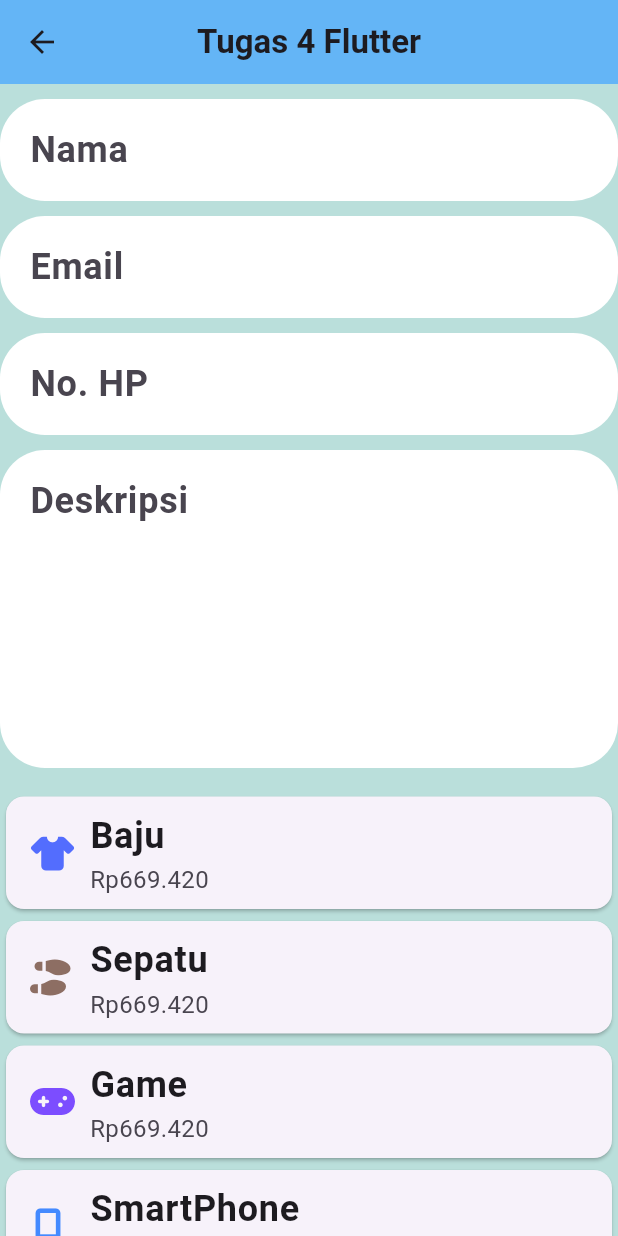
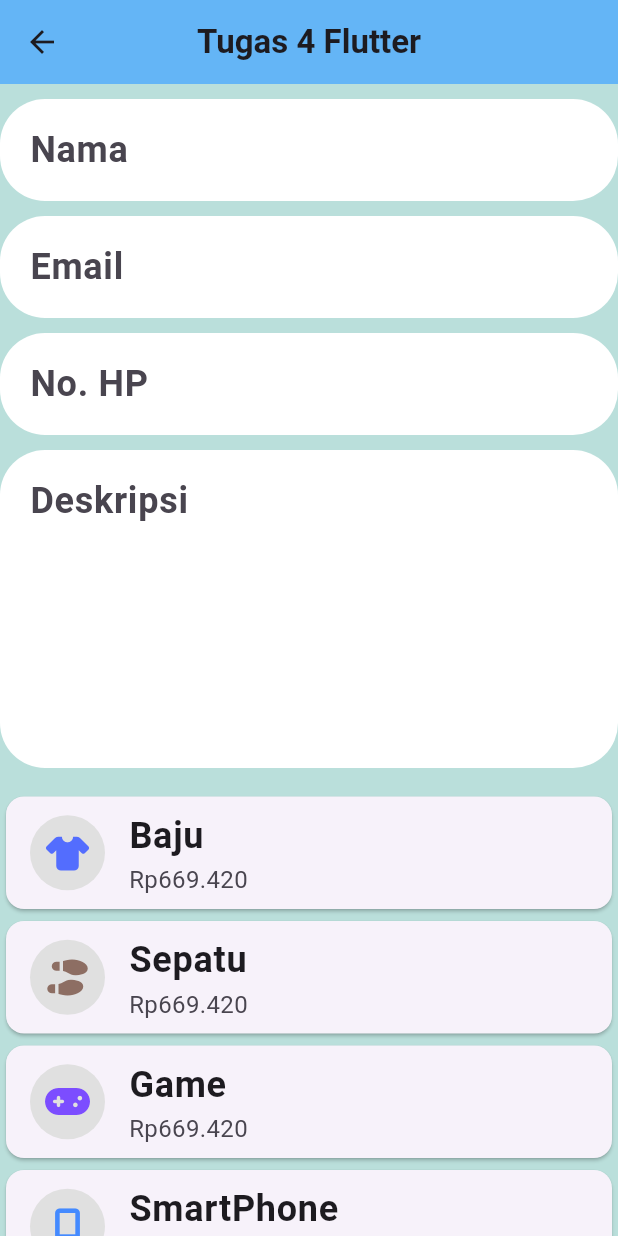
Before and after one commit to GerilValdo/flutter-ppkd-4, a Flutter app: the Tugas4 screen opened directly, on a phone screen of 412 x 824 dp. Run offline on Flutter 3.47's test engine with Material 3 defaults, Android fonts, the phone set to English and light mode, and no system bars; our stand-ins replace font_awesome_flutter; missing offline and left inert: mobkit_dashed_border.

Commit message:
style: styling list tile

```diff
--- a/lib/tugas/tugas_4.dart
+++ b/lib/tugas/tugas_4.dart
@@ -28,7 +28,7 @@ class Tugas4 extends StatelessWidget {
       Colors.blueAccent,
       Colors.cyan.shade600,
       Colors.pinkAccent,
-      Colors.amberAccent,
+      Colors.amber.shade700,
       Colors.redAccent,
       Colors.teal.shade400,
     ];
@@ -81,7 +81,15 @@ class Tugas4 extends StatelessWidget {
           ...List.generate(namaProduct.length, (index) {
             return Card(
               child: ListTile(
-                leading: Icon(iconBelanja[index], color: iconColor[index]),
+                leading: Container(
+                  width: 50,
+                  height: 50,
+                  decoration: BoxDecoration(
+                    color: Colors.grey.shade300,
+                    borderRadius: BorderRadius.circular(100),
+                  ),
+                  child: Icon(iconBelanja[index], color: iconColor[index]),
+                ),
                 title: Text(namaProduct[index]),
                 subtitle: Text(getRandomPrice()),
               ),
```
